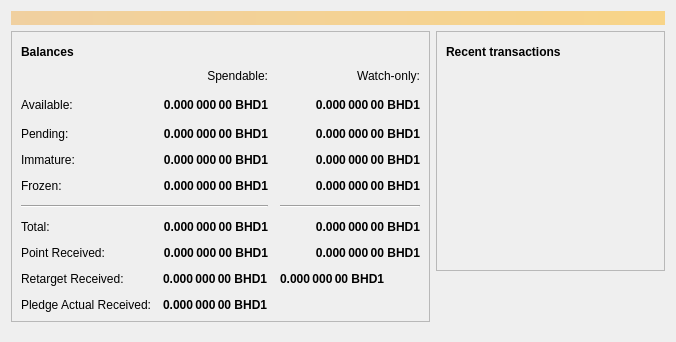
The window that src/qt/forms/overviewpage.ui (bhdone/btchd) describes before a commit, drawn with Qt 5.
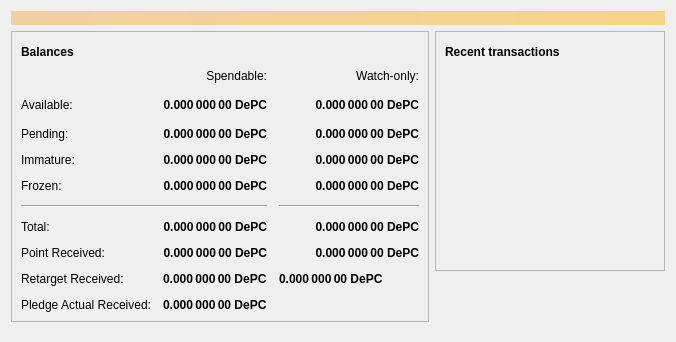
The same window after the commit. Icons and pictures are not drawn.

The edit to the form file:
```diff
--- a/src/qt/forms/overviewpage.ui
+++ b/src/qt/forms/overviewpage.ui
@@ -127,7 +127,7 @@
                <string>Your current spendable balance</string>
               </property>
               <property name="text">
-               <string notr="true">0.000 000 00 BHD1</string>
+               <string notr="true">0.000 000 00 DePC</string>
               </property>
               <property name="alignment">
                <set>Qt::AlignRight|Qt::AlignTrailing|Qt::AlignVCenter</set>
@@ -151,7 +151,7 @@
                <string>Current total balance in watch-only addresses</string>
               </property>
               <property name="text">
-               <string notr="true">0.000 000 00 BHD1</string>
+               <string notr="true">0.000 000 00 DePC</string>
               </property>
               <property name="alignment">
                <set>Qt::AlignRight|Qt::AlignTrailing|Qt::AlignVCenter</set>
@@ -175,7 +175,7 @@
                <string>Total of transactions that have yet to be confirmed, and do not yet count toward the spendable balance</string>
               </property>
               <property name="text">
-               <string notr="true">0.000 000 00 BHD1</string>
+               <string notr="true">0.000 000 00 DePC</string>
               </property>
               <property name="alignment">
                <set>Qt::AlignRight|Qt::AlignTrailing|Qt::AlignVCenter</set>
@@ -227,7 +227,7 @@
                <string>Total of balance that have to be frozen (by bind plotter locked and point sent), and do not yet count toward the spendable balance in watch-only addresses</string>
               </property>
               <property name="text">
-               <string notr="true">0.000 000 00 BHD1</string>
+               <string notr="true">0.000 000 00 DePC</string>
               </property>
               <property name="alignment">
                <set>Qt::AlignRight|Qt::AlignTrailing|Qt::AlignVCenter</set>
@@ -258,7 +258,7 @@
                <string>Total of balance that have to be point received, and do not yet count toward the spendable balance</string>
               </property>
               <property name="text">
-               <string notr="true">0.000 000 00 BHD1</string>
+               <string notr="true">0.000 000 00 DePC</string>
               </property>
               <property name="alignment">
                <set>Qt::AlignRight|Qt::AlignTrailing|Qt::AlignVCenter</set>
@@ -282,7 +282,7 @@
                <string>Mined balance that has not yet matured</string>
               </property>
               <property name="text">
-               <string notr="true">0.000 000 00 BHD1</string>
+               <string notr="true">0.000 000 00 DePC</string>
               </property>
               <property name="alignment">
                <set>Qt::AlignRight|Qt::AlignTrailing|Qt::AlignVCenter</set>
@@ -323,7 +323,7 @@
                <string>Your current balance in watch-only addresses</string>
               </property>
               <property name="text">
-               <string notr="true">0.000 000 00 BHD1</string>
+               <string notr="true">0.000 000 00 DePC</string>
               </property>
               <property name="alignment">
                <set>Qt::AlignRight|Qt::AlignTrailing|Qt::AlignVCenter</set>
@@ -347,7 +347,7 @@
                <string>Your current total balance</string>
               </property>
               <property name="text">
-               <string notr="true">0.000 000 00 BHD1</string>
+               <string notr="true">0.000 000 00 DePC</string>
               </property>
               <property name="alignment">
                <set>Qt::AlignRight|Qt::AlignTrailing|Qt::AlignVCenter</set>
@@ -371,7 +371,7 @@
                <string>Mined balance in watch-only addresses that has not yet matured</string>
               </property>
               <property name="text">
-               <string notr="true">0.000 000 00 BHD1</string>
+               <string notr="true">0.000 000 00 DePC</string>
               </property>
               <property name="alignment">
                <set>Qt::AlignRight|Qt::AlignTrailing|Qt::AlignVCenter</set>
@@ -395,7 +395,7 @@
                <string>Total of balance that have to be point received, and do not yet count toward the spendable balance, and do not yet count toward the spendable balance in watch-only addresses</string>
               </property>
               <property name="text">
-               <string notr="true">0.000 000 00 BHD1</string>
+               <string notr="true">0.000 000 00 DePC</string>
               </property>
               <property name="alignment">
                <set>Qt::AlignRight|Qt::AlignTrailing|Qt::AlignVCenter</set>
@@ -429,7 +429,7 @@
                <string>Total of balance that have to be frozen (by bind plotter locked and point sent), and do not yet count toward the spendable balance</string>
               </property>
               <property name="text">
-               <string notr="true">0.000 000 00 BHD1</string>
+               <string notr="true">0.000 000 00 DePC</string>
               </property>
               <property name="alignment">
                <set>Qt::AlignRight|Qt::AlignTrailing|Qt::AlignVCenter</set>
@@ -479,7 +479,7 @@
                <string>Unconfirmed transactions to watch-only addresses</string>
               </property>
               <property name="text">
-               <string notr="true">0.000 000 00 BHD1</string>
+               <string notr="true">0.000 000 00 DePC</string>
               </property>
               <property name="alignment">
                <set>Qt::AlignRight|Qt::AlignTrailing|Qt::AlignVCenter</set>
@@ -517,7 +517,7 @@
                </font>
               </property>
               <property name="text">
-               <string>0.000 000 00 BHD1</string>
+               <string>0.000 000 00 DePC</string>
               </property>
               <property name="textInteractionFlags">
                <set>Qt::LinksAccessibleByMouse|Qt::TextSelectableByKeyboard|Qt::TextSelectableByMouse</set>
@@ -532,7 +532,7 @@
                </font>
               </property>
               <property name="text">
-               <string>0.000 000 00 BHD1</string>
+               <string>0.000 000 00 DePC</string>
               </property>
               <property name="textInteractionFlags">
                <set>Qt::LinksAccessibleByMouse|Qt::TextSelectableByKeyboard|Qt::TextSelectableByMouse</set>
@@ -554,7 +554,7 @@
                </font>
               </property>
               <property name="text">
-               <string>0.000 000 00 BHD1</string>
+               <string>0.000 000 00 DePC</string>
               </property>
               <property name="textInteractionFlags">
                <set>Qt::LinksAccessibleByMouse|Qt::TextSelectableByKeyboard|Qt::TextSelectableByMouse</set>
```
Left out of the diff: 4 changed lines with no effect on the pictures.
